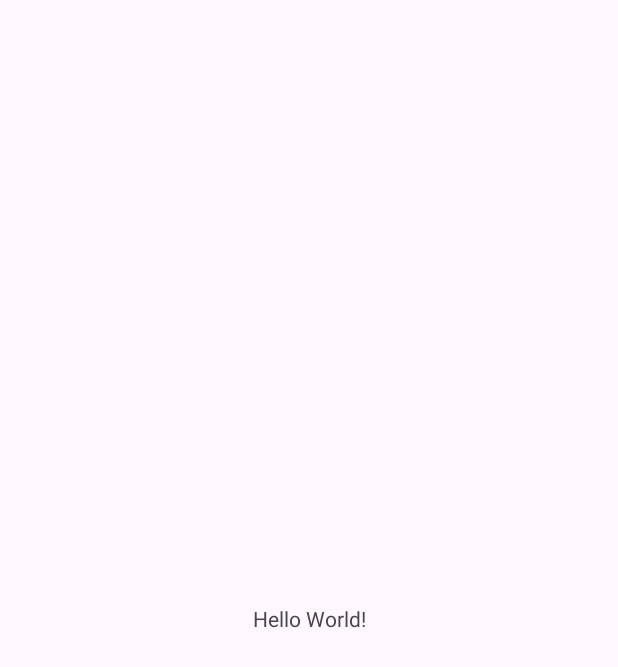
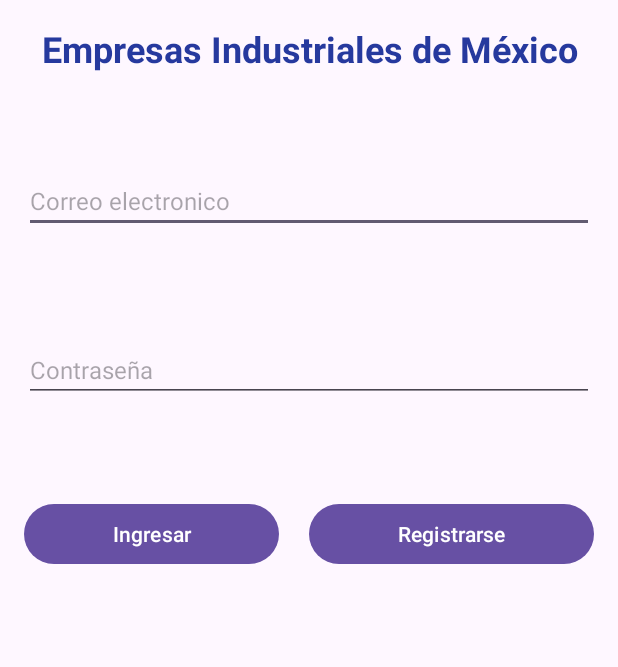
Before and after one commit to BraulioRLopChav/PreExamenC2, an Android app: the screen it shows after launch (MainActivity), on a phone screen of 412 x 824 dp. Before the commit the part shown is almost empty. Shown: the top 667 px of the screen. Run offline under Robolectric (Android 15) with nearby library versions, the phone set to English and light mode, and no system bars.

Commit message:
Codificacion activity_main.xml

```diff
--- a/app/src/main/res/layout/activity_main.xml
+++ b/app/src/main/res/layout/activity_main.xml
@@ -6,13 +6,54 @@
     android:layout_height="match_parent"
     tools:context=".MainActivity">
 
-    <TextView
-        android:layout_width="wrap_content"
-        android:layout_height="wrap_content"
-        android:text="Hello World!"
-        app:layout_constraintBottom_toBottomOf="parent"
-        app:layout_constraintEnd_toEndOf="parent"
-        app:layout_constraintStart_toStartOf="parent"
-        app:layout_constraintTop_toTopOf="parent" />
+    <LinearLayout
+        android:layout_width="match_parent"
+        android:layout_height="match_parent"
+        android:orientation="vertical"
+        android:padding="16dp">
+        <TextView
+            android:layout_width="match_parent"
+            android:layout_height="wrap_content"
+            android:textColor="#26399E"
+            android:text="Empresas Industriales de México"
+            android:textAlignment="center"
+            android:textSize="24sp"
+            android:textStyle="bold"
+            />
+        <EditText
+            android:id="@+id/txtCorreo"
+            android:layout_width="match_parent"
+            android:layout_height="wrap_content"
+            android:hint="Correo electronico"
+            android:textSize="16sp"
+            android:layout_marginTop="64dp"/>
+        <EditText
+            android:id="@+id/txtContra"
+            android:layout_width="match_parent"
+            android:layout_height="wrap_content"
+            android:hint="Contraseña"
+            android:textSize="16sp"
+            android:layout_marginTop="70dp"/>
+
+        <LinearLayout
+            android:layout_width="match_parent"
+            android:layout_height="wrap_content"
+            android:layout_marginTop="64dp">
+            <Button
+                android:id="@+id/btnIngresar"
+                android:layout_width="wrap_content"
+                android:layout_height="wrap_content"
+                android:text="Ingresar"
+                android:layout_weight="1"
+                android:layout_marginRight="20dp"/>
+            <Button
+                android:id="@+id/btnRegistrarse"
+                android:layout_width="wrap_content"
+                android:layout_height="wrap_content"
+                android:text="Registrarse"
+                android:layout_weight="1"/>
+        </LinearLayout>
+
+    </LinearLayout>
 
 </androidx.constraintlayout.widget.ConstraintLayout>
```
